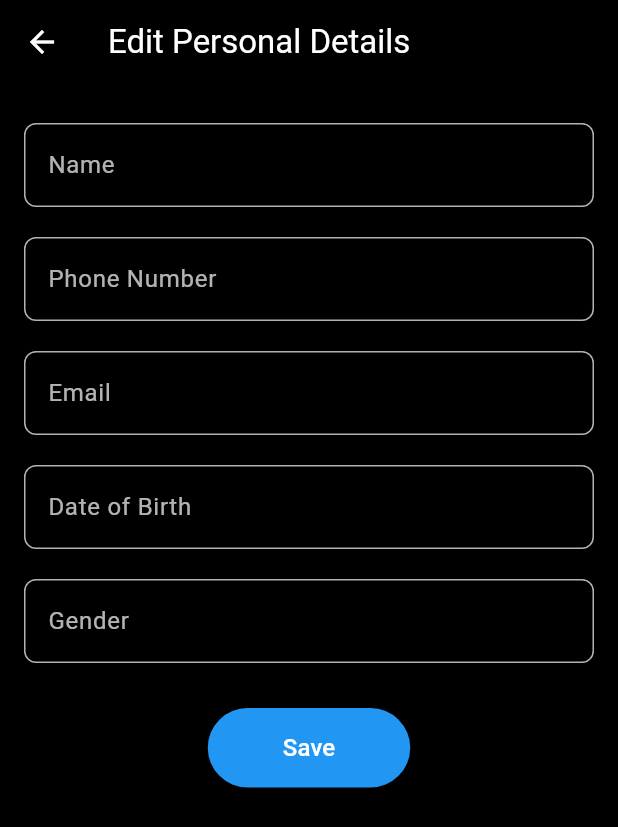
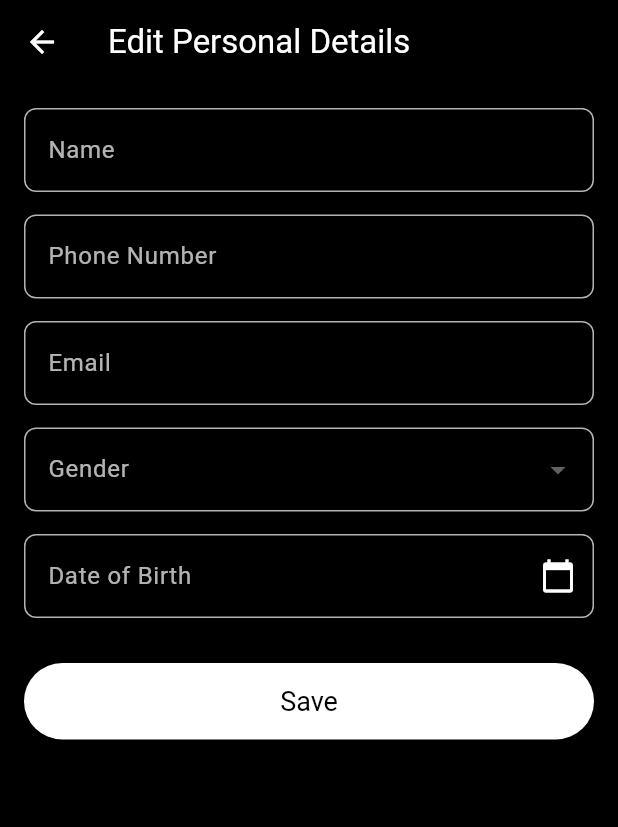
Before and after one commit to Aadhira22/CarPool, a Flutter app: the PersonalDetailPage screen opened directly with empty values, on a phone screen of 412 x 824 dp. Shown: the top 827 px of the screen. Run offline on Flutter 3.47's test engine with Material 3 defaults, Android fonts, the phone set to English and light mode, and no system bars; our stand-ins replace image_picker.

Commit message:
Update Personal_detail.dart

```diff
--- a/easy_share_app/lib/Personal_detail.dart
+++ b/easy_share_app/lib/Personal_detail.dart
@@ -1,4 +1,5 @@
 import 'package:flutter/material.dart';
+import 'package:intl/intl.dart';
 
 class PersonalDetailPage extends StatefulWidget {
   final String currentName;
@@ -8,24 +9,26 @@ class PersonalDetailPage extends StatefulWidget {
   final String currentGender;
 
   const PersonalDetailPage({
-    Key? key,
+    super.key,
     required this.currentName,
     required this.currentPhone,
     required this.currentEmail,
     required this.currentDob,
     required this.currentGender,
-  }) : super(key: key);
+  });
 
   @override
   _PersonalDetailPageState createState() => _PersonalDetailPageState();
 }
 
 class _PersonalDetailPageState extends State<PersonalDetailPage> {
+  final _formKey = GlobalKey<FormState>();
+
   late TextEditingController _nameController;
   late TextEditingController _phoneController;
   late TextEditingController _emailController;
-  late TextEditingController _dobController;
-  late TextEditingController _genderController;
+  String? _selectedGender;
+  DateTime? _selectedDob;
 
   @override
   void initState() {
@@ -33,14 +36,36 @@ class _PersonalDetailPageState extends State<PersonalDetailPage> {
     _nameController = TextEditingController(text: widget.currentName);
     _phoneController = TextEditingController(text: widget.currentPhone);
     _emailController = TextEditingController(text: widget.currentEmail);
-    _dobController = TextEditingController(text: widget.currentDob);
-    _genderController = TextEditingController(text: widget.currentGender);
+    _selectedGender = widget.currentGender.isNotEmpty ? widget.currentGender : null;
+    _selectedDob = widget.currentDob.isNotEmpty ? DateFormat('yyyy-MM-dd').parse(widget.currentDob) : null;
+  }
+
+  // Function to Show Date Picker
+  Future<void> _pickDate(BuildContext context) async {
+    DateTime? pickedDate = await showDatePicker(
+      context: context,
+      initialDate: _selectedDob ?? DateTime.now(),
+      firstDate: DateTime(1900),
+      lastDate: DateTime.now(),
+      builder: (context, child) {
+        return Theme(
+          data: ThemeData.dark(),
+          child: child!,
+        );
+      },
+    );
+
+    if (pickedDate != null && pickedDate != _selectedDob) {
+      setState(() {
+        _selectedDob = pickedDate;
+      });
+    }
   }
 
   @override
   Widget build(BuildContext context) {
     return Scaffold(
-      backgroundColor: Colors.black, // Dark Background
+      backgroundColor: Colors.black,
       appBar: AppBar(
         title: const Text("Edit Personal Details", style: TextStyle(color: Colors.white)),
         backgroundColor: Colors.black,
@@ -48,54 +73,121 @@ class _PersonalDetailPageState extends State<PersonalDetailPage> {
       ),
       body: Padding(
         padding: const EdgeInsets.all(16.0),
-        child: Column(
+        child: Form(
+          key: _formKey,
+          child: ListView(
             children: [
-            _buildTextField(_nameController, "Name"),
-            _buildTextField(_phoneController, "Phone Number"),
-            _buildTextField(_emailController, "Email"), // Added Email
-            _buildTextField(_dobController, "Date of Birth"),
-            _buildTextField(_genderController, "Gender"),
-            const SizedBox(height: 20),
+              // Name Field
+              TextFormField(
+                controller: _nameController,
+                style: const TextStyle(color: Colors.white),
+                decoration: _inputDecoration("Name"),
+                validator: (value) => value!.isEmpty ? "Name cannot be empty" : null,
+              ),
+              const SizedBox(height: 15),
+
+              // Phone Number Field
+              TextFormField(
+                controller: _phoneController,
+                style: const TextStyle(color: Colors.white),
+                decoration: _inputDecoration("Phone Number"),
+                keyboardType: TextInputType.phone,
+                validator: (value) => value!.isEmpty ? "Phone number cannot be empty" : null,
+              ),
+              const SizedBox(height: 15),
+
+              // Email Field
+              TextFormField(
+                controller: _emailController,
+                style: const TextStyle(color: Colors.white),
+                decoration: _inputDecoration("Email"),
+                keyboardType: TextInputType.emailAddress,
+                validator: (value) => value!.isEmpty ? "Email cannot be empty" : null,
+              ),
+              const SizedBox(height: 15),
+
+              // Gender Dropdown
+              DropdownButtonFormField<String>(
+                value: _selectedGender,
+                dropdownColor: Colors.black,
+                style: const TextStyle(color: Colors.white),
+                decoration: _inputDecoration("Gender"),
+                items: ["Male", "Female", "Other"].map((gender) {
+                  return DropdownMenuItem(
+                    value: gender,
+                    child: Text(gender, style: const TextStyle(color: Colors.white)),
+                  );
+                }).toList(),
+                onChanged: (value) {
+                  setState(() {
+                    _selectedGender = value;
+                  });
+                },
+                validator: (value) => value == null ? "Please select a gender" : null,
+              ),
+              const SizedBox(height: 15),
+
+              // Date of Birth Picker
+              TextFormField(
+                readOnly: true,
+                controller: TextEditingController(
+                  text: _selectedDob != null ? DateFormat('yyyy-MM-dd').format(_selectedDob!) : "",
+                ),
+                style: const TextStyle(color: Colors.white),
+                decoration: _inputDecoration("Date of Birth").copyWith(
+                  suffixIcon: IconButton(
+                    icon: const Icon(Icons.calendar_today, color: Colors.white),
+                    onPressed: () => _pickDate(context),
+                  ),
+                ),
+                onTap: () => _pickDate(context),
+                validator: (value) => value!.isEmpty ? "Please select your Date of Birth" : null,
+              ),
+              const SizedBox(height: 30),
+
+              // Save Button
               ElevatedButton(
                 onPressed: () {
+                  if (_formKey.currentState!.validate()) {
                     Navigator.pop(context, {
                       'name': _nameController.text,
                       'phone': _phoneController.text,
-                  'email': _emailController.text, // Return updated email
-                  'dob': _dobController.text,
-                  'gender': _genderController.text,
+                      'email': _emailController.text,
+                      'gender': _selectedGender ?? "",
+                      'dob': _selectedDob != null ? DateFormat('yyyy-MM-dd').format(_selectedDob!) : "",
                     });
+                  }
                 },
                 style: ElevatedButton.styleFrom(
-                backgroundColor: Colors.blue,
-                padding: const EdgeInsets.symmetric(horizontal: 50, vertical: 15),
+                  backgroundColor: Colors.white,
+                  foregroundColor: Colors.black,
+                  padding: const EdgeInsets.symmetric(vertical: 15),
+                  textStyle: const TextStyle(fontSize: 18),
                 ),
-              child: const Text("Save", style: TextStyle(color: Colors.white, fontSize: 16)),
+                child: const Text("Save"),
               ),
             ],
+          ),
         ),
       ),
     );
   }
 
-  Widget _buildTextField(TextEditingController controller, String label) {
-    return Padding(
-      padding: const EdgeInsets.symmetric(vertical: 10),
-      child: TextField(
-        controller: controller,
-        style: const TextStyle(color: Colors.white),
-        decoration: InputDecoration(
+  // Custom Input Decoration for Consistency
+  InputDecoration _inputDecoration(String label) {
+    return InputDecoration(
       labelText: label,
       labelStyle: const TextStyle(color: Colors.white70),
       enabledBorder: OutlineInputBorder(
         borderSide: const BorderSide(color: Colors.white70),
-            borderRadius: BorderRadius.circular(8.0),
+        borderRadius: BorderRadius.circular(8),
       ),
       focusedBorder: OutlineInputBorder(
-            borderSide: const BorderSide(color: Colors.blue),
-            borderRadius: BorderRadius.circular(8.0),
+        borderSide: const BorderSide(color: Colors.white),
+        borderRadius: BorderRadius.circular(8),
       ),
-        ),
+      border: OutlineInputBorder(
+        borderRadius: BorderRadius.circular(8),
       ),
     );
   }
```
Lines whose indentation alone changed are shown as unchanged.
